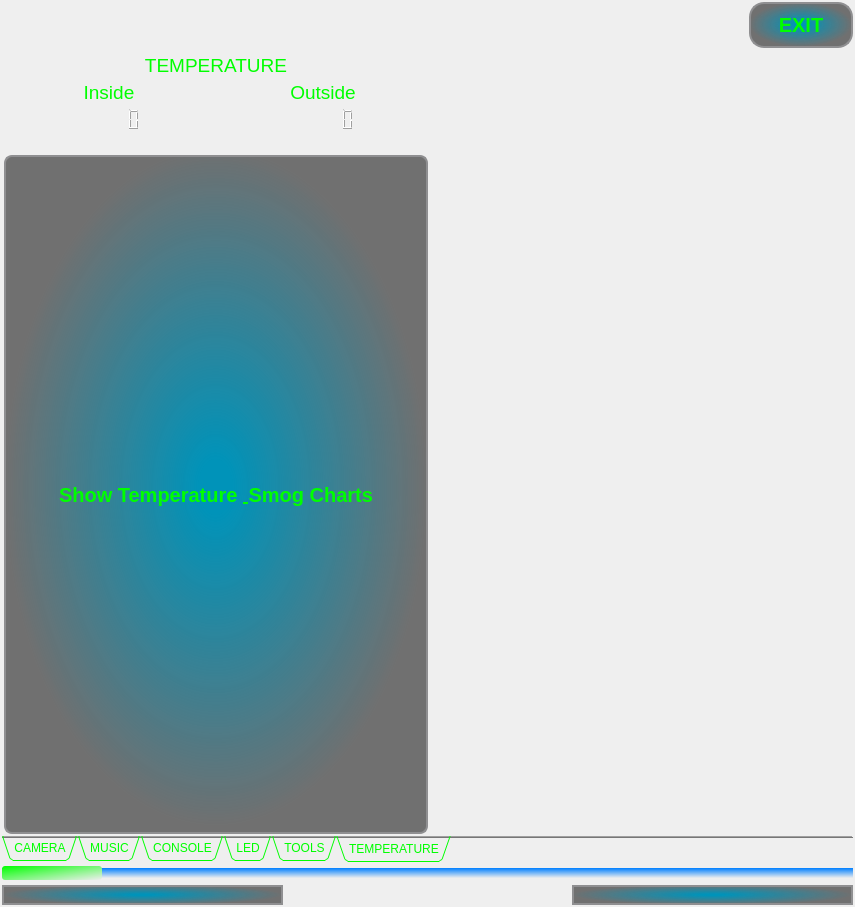
Above: iDom_Client/idom_client.ui from cyniu88/QT_kurs before the change. Below: the same form after it.
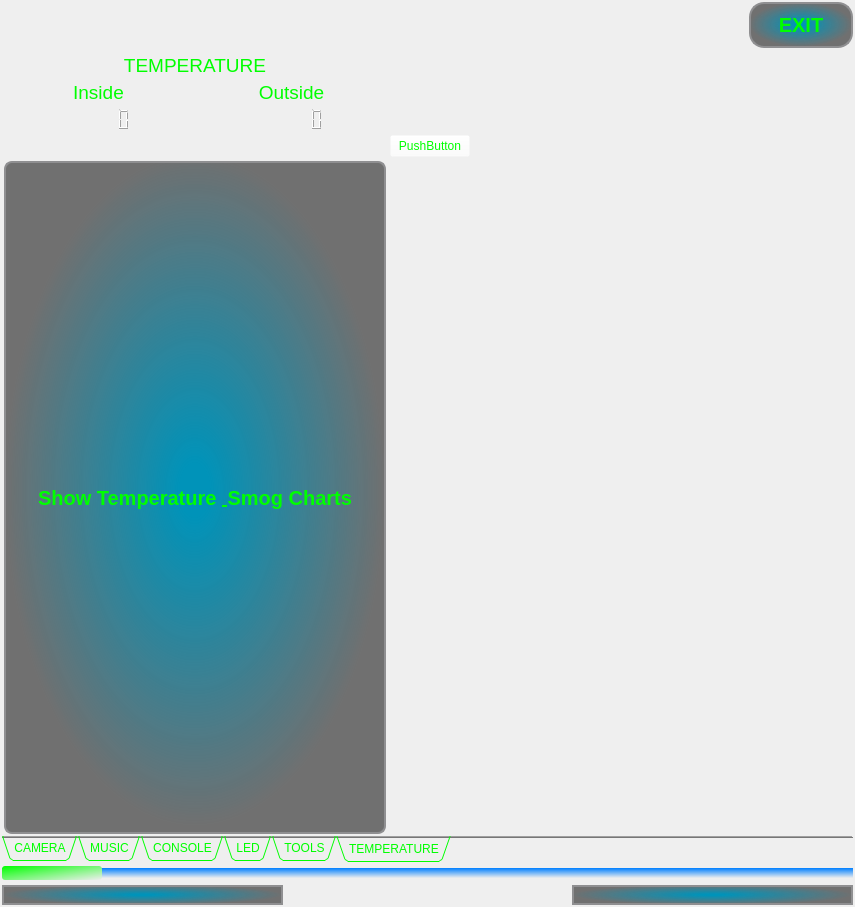
That is the form after the change. Icons and pictures are not drawn.

Patch:
```diff
--- a/iDom_Client/idom_client.ui
+++ b/iDom_Client/idom_client.ui
@@ -2035,7 +2035,7 @@
           </property>
          </widget>
         </item>
-        <item row="1" column="1">
+        <item row="1" column="2">
          <spacer name="horizontalSpacer_2">
           <property name="orientation">
            <enum>Qt::Horizontal</enum>
@@ -2193,6 +2193,13 @@
           </item>
          </layout>
         </item>
+        <item row="1" column="1">
+         <widget class="QPushButton" name="pushButton_22">
+          <property name="text">
+           <string>PushButton</string>
+          </property>
+         </widget>
+        </item>
        </layout>
       </widget>
      </widget>
```
